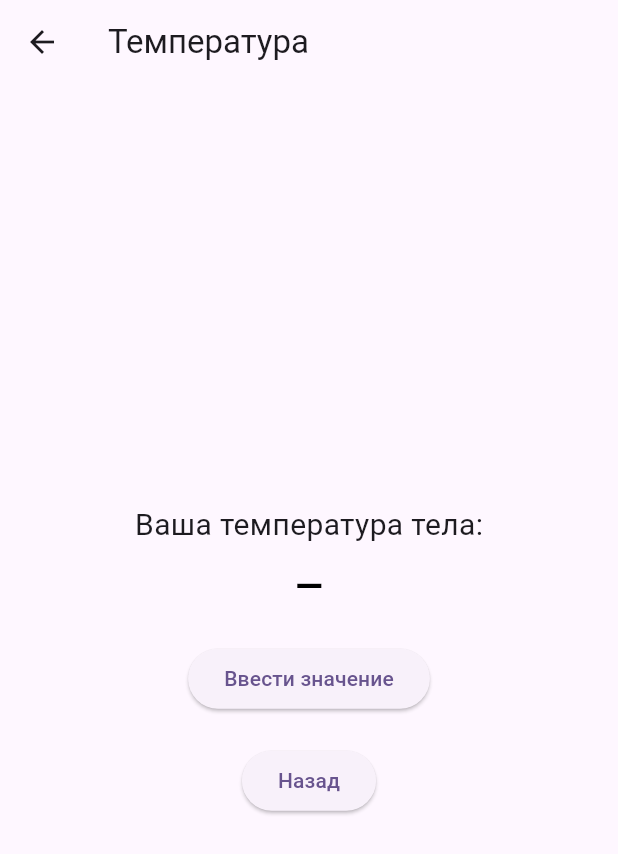
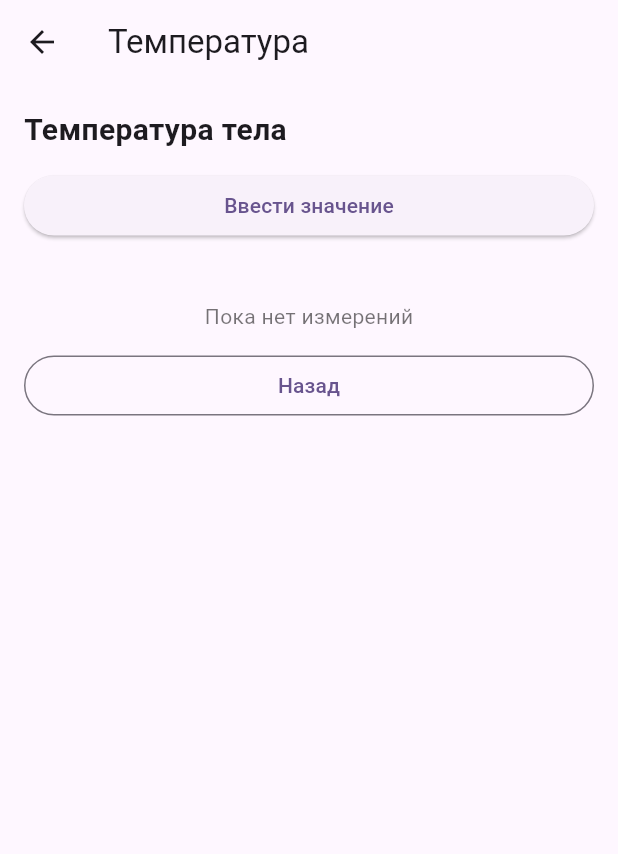
Before and after one commit to CVVlizok/untitled, a Flutter app: the TemperatureScreen screen opened directly, on a phone screen of 412 x 824 dp. Shown: the top 854 px of the screen. Run offline on Flutter 3.47's test engine with Material 3 defaults, Android fonts, the phone set to English and light mode, and no system bars.

Commit message:
Изучение SingleChildScrollView

```diff
--- a/lib/main.dart
+++ b/lib/main.dart
@@ -52,7 +52,6 @@ class _MyHomePageState extends State<MyHomePage> {
         child: Column(
           mainAxisAlignment: MainAxisAlignment.center,
           children: [
-            // Заголовок
             const Text(
               "Ваше здоровье",
               style: TextStyle(fontSize: 22, fontWeight: FontWeight.bold),
--- a/lib/temperature_screen.dart
+++ b/lib/temperature_screen.dart
@@ -1,4 +1,12 @@
 import 'package:flutter/material.dart';
+
+class _TempEntry {
+  _TempEntry(this.value, this.status, this.color);
+
+  final double value;
+  final String status;
+  final Color color;
+}
 
 class TemperatureScreen extends StatefulWidget {
   const TemperatureScreen({super.key});
@@ -8,10 +16,12 @@ class TemperatureScreen extends StatefulWidget {
 }
 
 class _TemperatureScreenState extends State<TemperatureScreen> {
-  String _temperature = "";
   final TextEditingController _controller = TextEditingController();
 
+  final List<_TempEntry> _items = [];
+
   void _showInputDialog() {
+    _controller.clear();
     showDialog(
       context: context,
       builder: (context) {
@@ -20,9 +30,7 @@ class _TemperatureScreenState extends State<TemperatureScreen> {
           content: TextField(
             controller: _controller,
             keyboardType: TextInputType.number,
-            decoration: const InputDecoration(
-              hintText: "Например: 36.6",
-            ),
+            decoration: const InputDecoration(hintText: "Например: 36.6"),
           ),
           actions: [
             TextButton(
@@ -31,9 +39,11 @@ class _TemperatureScreenState extends State<TemperatureScreen> {
             ),
             ElevatedButton(
               onPressed: () {
-                setState(() {
-                  _temperature = _controller.text;
-                });
+                final str = _controller.text.trim().replaceAll(',', '.');
+                final val = double.tryParse(str);
+                if (val != null) {
+                  _addTemperature(val);
+                }
                 Navigator.pop(context);
               },
               child: const Text("Сохранить"),
@@ -44,57 +54,92 @@ class _TemperatureScreenState extends State<TemperatureScreen> {
     );
   }
 
+  void _addTemperature(double value) {
+    String status;
+    Color color;
+    if (value < 36.0) {
+      status = "Понижена";
+      color = Colors.blue;
+    } else if (value > 37.0) {
+      status = "Повышена";
+      color = Colors.red;
+    } else {
+      status = "Норма";
+      color = Colors.green;
+    }
+
+    setState(() {
+      _items.add(_TempEntry(value, status, color));
+    });
+  }
+
+  void _removeItem(int index) {
+    setState(() => _items.removeAt(index));
+  }
+
   @override
   Widget build(BuildContext context) {
-    double? tempValue = double.tryParse(_temperature);
-    Color textColor = Colors.black;
-    String status = "";
-
-    if (tempValue != null) {
-      if (tempValue < 36.0) {
-        status = "Понижена";
-        textColor = Colors.blue;
-      } else if (tempValue > 37.0) {
-        status = "Повышена";
-        textColor = Colors.red;
-      } else {
-        status = "Норма";
-        textColor = Colors.green;
-      }
-    }
-
     return Scaffold(
       appBar: AppBar(title: const Text("Температура")),
-      body: Center(
+      body: Padding(
+        padding: const EdgeInsets.all(16),
+        child: SingleChildScrollView(
           child: Column(
-          mainAxisAlignment: MainAxisAlignment.center,
+            crossAxisAlignment: CrossAxisAlignment.stretch,
             children: [
               const Text(
-              "Ваша температура тела:",
-              style: TextStyle(fontSize: 20),
+                "Температура тела",
+                style: TextStyle(fontSize: 20, fontWeight: FontWeight.w600),
               ),
-            const SizedBox(height: 10),
-            Text(
-              _temperature.isEmpty ? "—" : "$_temperature °C ($status)",
-              style: TextStyle(
-                fontSize: 24,
-                fontWeight: FontWeight.bold,
-                color: textColor,
-              ),
-            ),
-            const SizedBox(height: 20),
+              const SizedBox(height: 12),
+
               ElevatedButton(
                 onPressed: _showInputDialog,
                 child: const Text("Ввести значение"),
               ),
-            const SizedBox(height: 20),
-            ElevatedButton(
+              const SizedBox(height: 16),
+              if (_items.isEmpty)
+                const Padding(
+                  padding: EdgeInsets.only(top: 24),
+                  child: Center(
+                    child: Text(
+                      "Пока нет измерений",
+                      style: TextStyle(color: Colors.black54),
+                    ),
+                  ),
+                ),
+              Column(
+                children: _items.asMap().entries.map((entry) {
+                  final idx = entry.key;
+                  final item = entry.value;
+                  return ListTile(
+                    key: ValueKey('${item.value}-$idx'),
+                    leading: Icon(Icons.thermostat, color: item.color),
+                    title: Text(
+                      "${item.value.toStringAsFixed(1)} °C",
+                      style: TextStyle(
+                        color: item.color,
+                        fontWeight: FontWeight.bold,
+                      ),
+                    ),
+                    subtitle: Text(item.status),
+                    trailing: IconButton(
+                      icon: const Icon(Icons.delete),
+                      onPressed: () => _removeItem(idx),
+                    ),
+                  );
+                }).toList(),
+              ),
+
+              const SizedBox(height: 12),
+              OutlinedButton(
                 onPressed: () => Navigator.pop(context),
                 child: const Text("Назад"),
               ),
             ],
           ),
         ),
+      ),
     );
   }
 }
```
Lines whose indentation alone changed are shown as unchanged.
